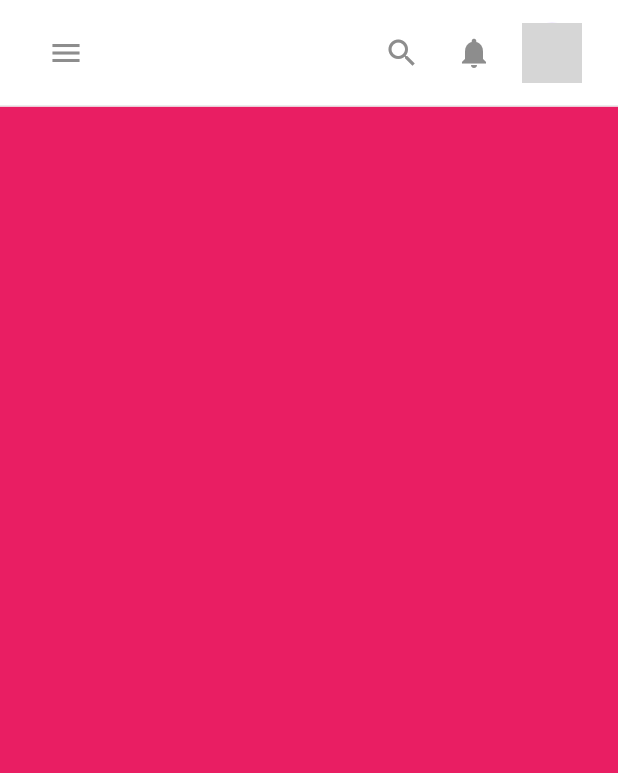
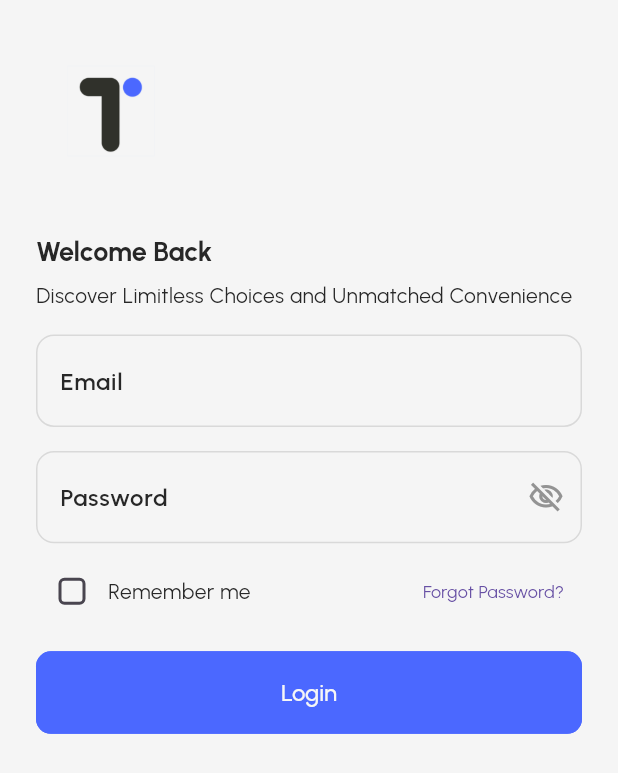
Before and after one commit to Crucialjun/ecommerce_flutter_web, a Flutter app: the screen it shows after launch, on a phone screen of 412 x 824 dp. Shown: the top 773 px of the screen. Run offline on Flutter 3.47's test engine with Material 3 defaults, Android fonts, the light colour scheme and no system bars; drawn by our look-alikes of extended_image, flutter_form_builder; our stand-ins replace firebase_core, get, iconsax; accounts and stored records are empty; grey boxes are pictures that could not be loaded.

Commit message:
Adds initial login screen
Implements a basic login screen UI and adds it as the initial route.  Includes necessary routing and dependency updates.

```diff
--- a/lib/core/routes.dart
+++ b/lib/core/routes.dart
@@ -1,7 +1,8 @@
+import 'package:ecommerce_flutter_web/features/auth/presentation/login/login_screen.dart';
 import 'package:get/get_navigation/get_navigation.dart';
 
 class Routes {
   static final List<GetPage> routes = [
-
+    GetPage(name: LoginScreen.routeName, page: () => const LoginScreen()),
   ];
 }
--- /dev/null
+++ b/lib/features/auth/presentation/login/components/login_form.dart
@@ -0,0 +1,67 @@
+
+import 'package:ecommerce_flutter_web/constants/app_sizes.dart';
+import 'package:flutter/material.dart';
+import 'package:flutter_form_builder/flutter_form_builder.dart';
+
+class LoginForm extends StatelessWidget {
+  const LoginForm({
+    super.key,
+  });
+
+  @override
+  Widget build(BuildContext context) {
+    return FormBuilder(
+        child: Padding(
+      padding: const EdgeInsets.symmetric(
+          vertical: AppSizes.spaceBtwItems),
+      child: Column(
+        children: [
+          FormBuilderTextField(
+            name: "email",
+            decoration: const InputDecoration(
+                labelText: "Email",
+                prefix: Icon(Icons.email_outlined)),
+          ),
+          const SizedBox(
+            height: AppSizes.spaceBtwInputFields,
+          ),
+          FormBuilderTextField(
+            name: "email",
+            decoration: const InputDecoration(
+                labelText: "Password",
+                prefix: Icon(Icons.lock_outline),
+                suffixIcon: Icon(Icons.visibility_off_outlined)),
+          ),
+          const SizedBox(
+            height: AppSizes.spaceBtwInputFields / 2,
+          ),
+          Row(
+            mainAxisAlignment: MainAxisAlignment.spaceBetween,
+            children: [
+              Row(
+                children: [
+                  Checkbox(value: false, onChanged: (value) {}),
+                  const Text('Remember me')
+                ],
+              ),
+              TextButton(
+                onPressed: () {},
+                child: const Text('Forgot Password?'),
+              )
+            ],
+          ),
+          const SizedBox(
+            height: AppSizes.spaceBtwInputFields,
+          ),
+          SizedBox(
+            width: double.infinity,
+            child: ElevatedButton(
+              onPressed: () {},
+              child: const Text('Login'),
+            ),
+          ),
+        ],
+      ),
+    ));
+  }
+}
--- /dev/null
+++ b/lib/features/auth/presentation/login/components/login_header.dart
@@ -0,0 +1,40 @@
+import 'package:ecommerce_flutter_web/constants/app_assets.dart';
+import 'package:ecommerce_flutter_web/constants/app_sizes.dart';
+import 'package:extended_image/extended_image.dart';
+import 'package:flutter/material.dart';
+
+class LoginHeader extends StatelessWidget {
+  const LoginHeader({
+    super.key,
+  });
+
+  @override
+  Widget build(BuildContext context) {
+    return SizedBox(
+        width: double.infinity,
+        child: Column(
+          crossAxisAlignment: CrossAxisAlignment.start,
+          children: [
+            ExtendedImage.asset(
+              AppAssets.logoBlack,
+              width: 100,
+              height: 100,
+            ),
+            const SizedBox(
+              height: AppSizes.spaceBtwSections,
+            ),
+            Text(
+              'Welcome Back',
+              style: Theme.of(context).textTheme.headlineMedium,
+            ),
+            const SizedBox(
+              height: AppSizes.sm,
+            ),
+            Text(
+              'Discover Limitless Choices and Unmatched Convenience',
+              style: Theme.of(context).textTheme.bodyMedium,
+            ),
+          ],
+        ));
+  }
+}
--- /dev/null
+++ b/lib/features/auth/presentation/login/login_screen.dart
@@ -0,0 +1,19 @@
+import 'package:ecommerce_flutter_web/features/auth/presentation/login/responsive/login_screen_desktop.dart';
+import 'package:ecommerce_flutter_web/features/auth/presentation/login/responsive/login_screen_mobile.dart';
+import 'package:ecommerce_flutter_web/utils/site_template.dart';
+import 'package:flutter/material.dart';
+
+class LoginScreen extends StatelessWidget {
+  static const String routeName = '/login';
+  const LoginScreen({super.key});
+
+  @override
+  Widget build(BuildContext context) {
+    return const SiteTemplate(
+      desktop: LoginScreenDesktop(),
+      tablet: LoginScreenDesktop(),
+      mobile: LoginScreenMobile(),
+      useLayout: false,
+    );
+  }
+}
--- /dev/null
+++ b/lib/features/auth/presentation/login/responsive/login_screen_desktop.dart
@@ -0,0 +1,37 @@
+import 'package:ecommerce_flutter_web/constants/app_assets.dart';
+import 'package:ecommerce_flutter_web/constants/app_colors.dart';
+import 'package:ecommerce_flutter_web/constants/app_sizes.dart';
+import 'package:ecommerce_flutter_web/features/auth/presentation/login/components/login_form.dart';
+import 'package:ecommerce_flutter_web/features/auth/presentation/login/components/login_header.dart';
+import 'package:extended_image/extended_image.dart';
+import 'package:flutter/material.dart';
+import 'package:flutter_form_builder/flutter_form_builder.dart';
+import 'package:iconsax/iconsax.dart';
+
+class LoginScreenDesktop extends StatelessWidget {
+  const LoginScreenDesktop({super.key});
+
+  @override
+  Widget build(BuildContext context) {
+    return Center(
+        child: SizedBox(
+      width: 550,
+      child: SingleChildScrollView(
+        child: Container(
+          padding: const EdgeInsets.only(
+              top: AppSizes.appBarHeight,
+              left: AppSizes.defaultSpace,
+              right: AppSizes.defaultSpace,
+              bottom: AppSizes.defaultSpace),
+          decoration: BoxDecoration(
+            borderRadius: BorderRadius.circular(AppSizes.cardRadiusLg),
+            color: AppColors.white,
+          ),
+          child: const Column(
+            children: [LoginHeader(), LoginForm()],
+          ),
+        ),
+      ),
+    ));
+  }
+}
--- /dev/null
+++ b/lib/features/auth/presentation/login/responsive/login_screen_mobile.dart
@@ -0,0 +1,22 @@
+import 'package:ecommerce_flutter_web/constants/app_sizes.dart';
+import 'package:ecommerce_flutter_web/features/auth/presentation/login/components/login_form.dart';
+import 'package:ecommerce_flutter_web/features/auth/presentation/login/components/login_header.dart';
+import 'package:flutter/material.dart';
+
+class LoginScreenMobile extends StatelessWidget {
+  const LoginScreenMobile({super.key});
+
+  @override
+  Widget build(BuildContext context) {
+    return const Scaffold(
+        body: SingleChildScrollView(
+      padding: EdgeInsets.all(AppSizes.defaultSpace),
+      child: Column(
+        children: [
+          LoginHeader(),
+          LoginForm(),
+        ],
+      ),
+    ));
+  }
+}
--- a/lib/my_app.dart
+++ b/lib/my_app.dart
@@ -1,5 +1,6 @@
 import 'package:ecommerce_flutter_web/constants/text_strings.dart';
 import 'package:ecommerce_flutter_web/core/routes.dart';
+import 'package:ecommerce_flutter_web/features/auth/presentation/login/login_screen.dart';
 import 'package:ecommerce_flutter_web/theme/theme.dart';
 import 'package:ecommerce_flutter_web/utils/site_template.dart';
 import 'package:flutter/material.dart';
@@ -18,6 +19,7 @@ class MyApp extends StatelessWidget {
         //darkTheme: AppTheme.darkTheme,
         getPages: Routes.routes,
         debugShowCheckedModeBanner: false,
+        //initialRoute: LoginScreen.routeName,
         unknownRoute: GetPage(
           name: '/not-found',
           page: () => const Scaffold(
@@ -26,6 +28,6 @@ class MyApp extends StatelessWidget {
             ),
           ),
         ),
-        home: const SiteTemplate());
+        home: const LoginScreen());
   }
 }
--- a/pubspec.yaml
+++ b/pubspec.yaml
@@ -40,6 +40,7 @@ dependencies:
     sdk: flutter
   extended_image: ^9.0.7
   iconsax: ^0.0.8
+  flutter_form_builder: ^9.5.0
 
 dev_dependencies:
   flutter_test:
```
Also changed, not shown: pubspec.lock.
